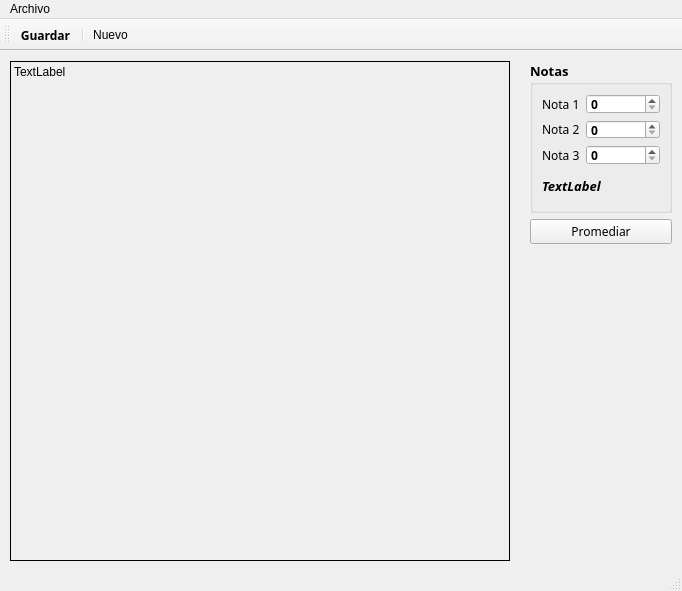
Old version of the form principal.ui in the repository MishelleMenendez/Qt-Graficos-02.
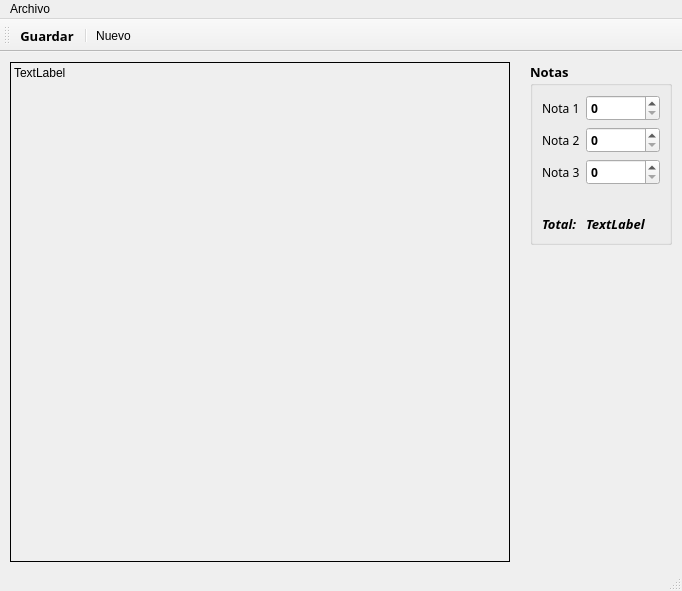
New version of the form. Icons and pictures are not drawn.

Patch:
```diff
--- a/principal.ui
+++ b/principal.ui
@@ -99,24 +99,6 @@
           <property name="palette">
            <palette>
             <active>
-             <colorrole role="WindowText">
-              <brush brushstyle="SolidPattern">
-               <color alpha="255">
-                <red>0</red>
-                <green>0</green>
-                <blue>0</blue>
-               </color>
-              </brush>
-             </colorrole>
-             <colorrole role="Text">
-              <brush brushstyle="SolidPattern">
-               <color alpha="255">
-                <red>0</red>
-                <green>0</green>
-                <blue>0</blue>
-               </color>
-              </brush>
-             </colorrole>
              <colorrole role="Window">
               <brush brushstyle="SolidPattern">
                <color alpha="255">
@@ -146,24 +128,6 @@
              </colorrole>
             </active>
             <inactive>
-             <colorrole role="WindowText">
-              <brush brushstyle="SolidPattern">
-               <color alpha="255">
-                <red>0</red>
-                <green>0</green>
-                <blue>0</blue>
-               </color>
-              </brush>
-             </colorrole>
-             <colorrole role="Text">
-              <brush brushstyle="SolidPattern">
-               <color alpha="255">
-                <red>0</red>
-                <green>0</green>
-                <blue>0</blue>
-               </color>
-              </brush>
-             </colorrole>
              <colorrole role="Window">
               <brush brushstyle="SolidPattern">
                <color alpha="255">
@@ -193,24 +157,6 @@
              </colorrole>
             </inactive>
             <disabled>
-             <colorrole role="WindowText">
-              <brush brushstyle="SolidPattern">
-               <color alpha="255">
-                <red>120</red>
-                <green>120</green>
-                <blue>120</blue>
-               </color>
-              </brush>
-             </colorrole>
-             <colorrole role="Text">
-              <brush brushstyle="SolidPattern">
-               <color alpha="255">
-                <red>120</red>
-                <green>120</green>
-                <blue>120</blue>
-               </color>
-              </brush>
-             </colorrole>
              <colorrole role="Window">
               <brush brushstyle="SolidPattern">
                <color alpha="255">
@@ -410,7 +356,59 @@
           </property>
          </widget>
         </item>
-        <item row="4" column="0" colspan="2">
+        <item row="4" column="0">
+         <widget class="QLabel" name="promedio_2">
+          <property name="palette">
+           <palette>
+            <active>
+             <colorrole role="Text">
+              <brush brushstyle="SolidPattern">
+               <color alpha="255">
+                <red>0</red>
+                <green>60</green>
+                <blue>179</blue>
+               </color>
+              </brush>
+             </colorrole>
+            </active>
+            <inactive>
+             <colorrole role="Text">
+              <brush brushstyle="SolidPattern">
+               <color alpha="255">
+                <red>0</red>
+                <green>0</green>
+                <blue>0</blue>
+               </color>
+              </brush>
+             </colorrole>
+            </inactive>
+            <disabled>
+             <colorrole role="Text">
+              <brush brushstyle="SolidPattern">
+               <color alpha="255">
+                <red>120</red>
+                <green>120</green>
+                <blue>120</blue>
+               </color>
+              </brush>
+             </colorrole>
+            </disabled>
+           </palette>
+          </property>
+          <property name="font">
+           <font>
+            <family>Sitka Small</family>
+            <pointsize>10</pointsize>
+            <italic>true</italic>
+            <bold>true</bold>
+           </font>
+          </property>
+          <property name="text">
+           <string>Total:</string>
+          </property>
+         </widget>
+        </item>
+        <item row="4" column="1">
          <widget class="QLabel" name="promedio">
           <property name="palette">
            <palette>
@@ -475,71 +473,9 @@
           </property>
          </spacer>
         </item>
-        <item row="5" column="0">
-         <spacer name="verticalSpacer_2">
-          <property name="orientation">
-           <enum>Qt::Vertical</enum>
-          </property>
-          <property name="sizeHint" stdset="0">
-           <size>
-            <width>20</width>
-            <height>40</height>
-           </size>
-          </property>
-         </spacer>
-        </item>
        </layout>
       </widget>
      </item>
-     <item>
-      <widget class="QPushButton" name="pushButton">
-       <property name="palette">
-        <palette>
-         <active>
-          <colorrole role="ButtonText">
-           <brush brushstyle="SolidPattern">
-            <color alpha="255">
-             <red>0</red>
-             <green>60</green>
-             <blue>179</blue>
-            </color>
-           </brush>
-          </colorrole>
-         </active>
-         <inactive>
-          <colorrole role="ButtonText">
-           <brush brushstyle="SolidPattern">
-            <color alpha="255">
-             <red>0</red>
-             <green>0</green>
-             <blue>0</blue>
-            </color>
-           </brush>
-          </colorrole>
-         </inactive>
-         <disabled>
-          <colorrole role="ButtonText">
-           <brush brushstyle="SolidPattern">
-            <color alpha="255">
-             <red>120</red>
-             <green>120</green>
-             <blue>120</blue>
-            </color>
-           </brush>
-          </colorrole>
-         </disabled>
-        </palette>
-       </property>
-       <property name="font">
-        <font>
-         <family>Sitka Text</family>
-        </font>
-       </property>
-       <property name="text">
-        <string>Promediar</string>
-       </property>
-      </widget>
-     </item>
     </layout>
    </widget>
   </widget>
@@ -554,39 +490,9 @@
    </property>
    <property name="palette">
     <palette>
-     <active>
-      <colorrole role="Window">
-       <brush brushstyle="SolidPattern">
-        <color alpha="255">
-         <red>228</red>
-         <green>231</green>
-         <blue>255</blue>
-        </color>
-       </brush>
-      </colorrole>
-     </active>
-     <inactive>
-      <colorrole role="Window">
-       <brush brushstyle="SolidPattern">
-        <color alpha="255">
-         <red>240</red>
-         <green>240</green>
-         <blue>240</blue>
-        </color>
-       </brush>
-      </colorrole>
-     </inactive>
-     <disabled>
-      <colorrole role="Window">
-       <brush brushstyle="SolidPattern">
-        <color alpha="255">
-         <red>228</red>
-         <green>231</green>
-         <blue>255</blue>
-        </color>
-       </brush>
-      </colorrole>
-     </disabled>
+     <active/>
+     <inactive/>
+     <disabled/>
     </palette>
    </property>
    <widget class="QMenu" name="menuArchivo">
@@ -624,12 +530,10 @@
    <property name="font">
     <font>
      <family>Sitka Banner</family>
+     <pointsize>10</pointsize>
      <bold>true</bold>
     </font>
    </property>
-   <property name="shortcut">
-    <string>Ctrl+S</string>
-   </property>
   </action>
   <action name="actionSalir">
    <property name="icon">
@@ -639,8 +543,12 @@
    <property name="text">
     <string>Salir</string>
    </property>
-   <property name="shortcut">
-    <string>Ctrl+Q</string>
+   <property name="font">
+    <font>
+     <family>Sitka Banner</family>
+     <pointsize>10</pointsize>
+     <bold>true</bold>
+    </font>
    </property>
   </action>
   <action name="actionNuevo">
```
